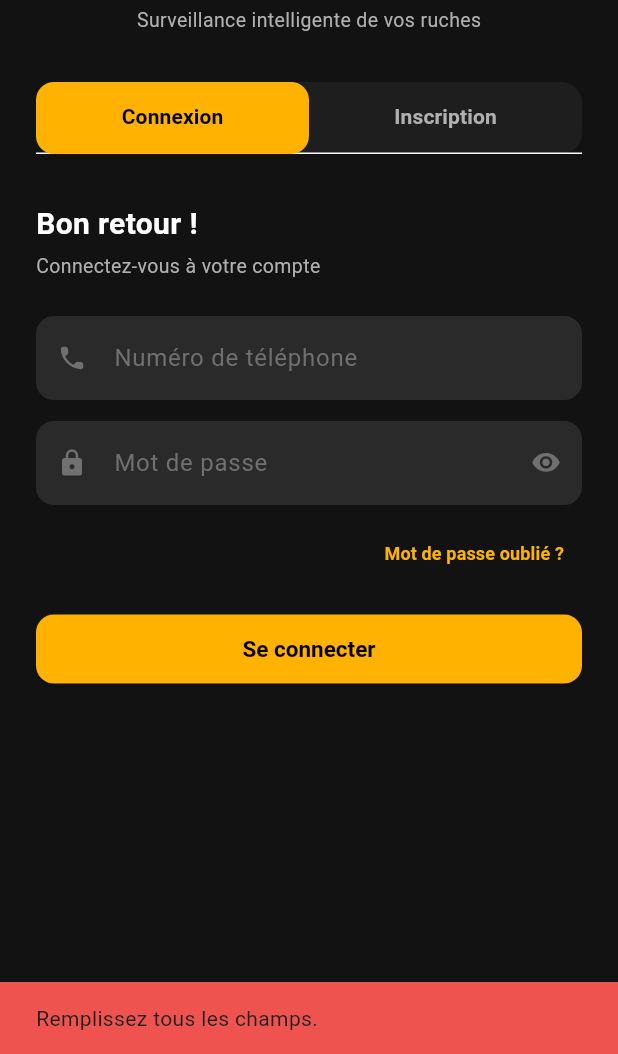
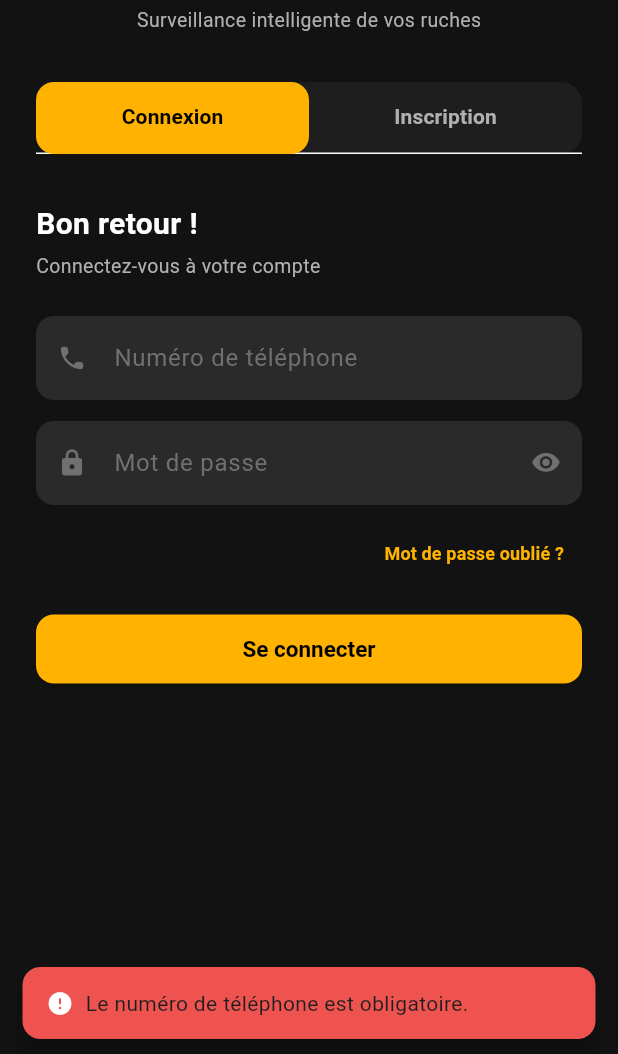
Before and after one commit to oussama-grami/HiveSense, a Flutter app: the screen it shows after launch, scrolled down 47 dp, after a tap on "Se connecter", on a phone screen of 412 x 824 dp, the part 182-1236 px from its top. Run offline on Flutter 3.47's test engine with Material 3 defaults, Android fonts, the phone set to English and light mode, and no system bars; our stand-ins replace cloud_firestore, file_picker, firebase_auth, firebase_core, fl_chart, go_router and 1 more; accounts and stored records are empty.

Commit message:
Fixed auth

```diff
--- a/beeacoustic_app/lib/screens/auth/login_screen.dart
+++ b/beeacoustic_app/lib/screens/auth/login_screen.dart
@@ -36,10 +36,15 @@ class _LoginScreenState extends State<LoginScreen>
   ];
 
   @override
-  void initState() {
-    super.initState();
-    _tabController = TabController(length: 2, vsync: this);
-  }
+void initState() {
+  super.initState();
+  _tabController = TabController(length: 2, vsync: this);
+  // Réinitialiser l'état auth au chargement
+  WidgetsBinding.instance.addPostFrameCallback((_) {
+    final auth = context.read<ap.AuthProvider>();
+    auth.resetLoading();
+  });
+}
 
   @override
   void dispose() {
@@ -389,41 +394,60 @@ class _LoginScreenState extends State<LoginScreen>
   // ── Actions ───────────────────────────────────────────────────────────────
   Future<void> _handleLogin(ap.AuthProvider auth) async {
   auth.clearError();
+
+  if (_phoneLogin.text.trim().isEmpty) {
+    _showError('Le numéro de téléphone est obligatoire.');
+    return;
+  }
+  if (_passwordLogin.text.isEmpty) {
+    _showError('Le mot de passe est obligatoire.');
+    return;
+  }
+
   final raw   = _phoneLogin.text.trim()
       .replaceAll(' ', '')
       .replaceAll('-', '');
   final phone = raw.startsWith('+') ? raw : '+216$raw';
-  final password = _passwordLogin.text.trim();
 
   print('Numéro login : "$phone"');
 
-  if (raw.isEmpty || password.isEmpty) {
-    ScaffoldMessenger.of(context).showSnackBar(
-      const SnackBar(
-        content: Text('Remplissez tous les champs.'),
-        backgroundColor: AppColors.error,
-      ),
-    );
-    return;
-  }
-
-  final ok = await auth.login(phone, password);
+  final ok = await auth.login(phone, _passwordLogin.text.trim());
   if (ok && mounted) {
     await auth.sendOTP(phone);
-    if (mounted) context.go('/otp?phone=$phone&mode=login');
+    if (mounted) context.go('/otp?phone=${Uri.encodeComponent(phone)}&mode=login');
   }
 }
 
 Future<void> _handleRegister(ap.AuthProvider auth) async {
   auth.clearError();
 
+  // Validation des champs
+  if (_firstName.text.trim().isEmpty) {
+    _showError('Le prénom est obligatoire.');
+    return;
+  }
+  if (_lastName.text.trim().isEmpty) {
+    _showError('Le nom est obligatoire.');
+    return;
+  }
+  if (_phoneRegister.text.trim().isEmpty) {
+    _showError('Le numéro de téléphone est obligatoire.');
+    return;
+  }
+  if (_phoneRegister.text.trim().replaceAll(' ', '').length < 8) {
+    _showError('Le numéro doit contenir au moins 8 chiffres.');
+    return;
+  }
+  if (_passwordRegister.text.isEmpty) {
+    _showError('Le mot de passe est obligatoire.');
+    return;
+  }
+  if (_passwordRegister.text.length < 6) {
+    _showError('Le mot de passe doit contenir au moins 6 caractères.');
+    return;
+  }
   if (_passwordRegister.text != _confirmPassword.text) {
-    ScaffoldMessenger.of(context).showSnackBar(
-      const SnackBar(
-        content: Text('Les mots de passe ne correspondent pas.'),
-        backgroundColor: AppColors.error,
-      ),
-    );
+    _showError('Les mots de passe ne correspondent pas.');
     return;
   }
 
@@ -434,17 +458,36 @@ Future<void> _handleRegister(ap.AuthProvider auth) async {
 
   print('Numéro inscription : "$phone"');
 
-  final ok = await auth.sendOTP(phone);
+  final ok = await auth.sendOTP(phone, checkExisting: true);
   if (ok && mounted) {
     context.go(
       '/otp'
       '?phone=${Uri.encodeComponent(phone)}'
       '&mode=register'
-      '&firstName=${Uri.encodeComponent(_firstName.text)}'
-      '&lastName=${Uri.encodeComponent(_lastName.text)}'
+      '&firstName=${Uri.encodeComponent(_firstName.text.trim())}'
+      '&lastName=${Uri.encodeComponent(_lastName.text.trim())}'
       '&password=${Uri.encodeComponent(_passwordRegister.text)}'
       '&role=${Uri.encodeComponent(_selectedRole)}',
     );
   }
 }
+
+void _showError(String message) {
+  ScaffoldMessenger.of(context).showSnackBar(
+    SnackBar(
+      content: Row(
+        children: [
+          const Icon(Icons.error_rounded,
+              color: Colors.white, size: 18),
+          const SizedBox(width: 8),
+          Expanded(child: Text(message)),
+        ],
+      ),
+      backgroundColor: AppColors.error,
+      behavior: SnackBarBehavior.floating,
+      shape: RoundedRectangleBorder(
+          borderRadius: BorderRadius.circular(12)),
+    ),
+  );
 }
+}
```
Also changed, not shown: beeacoustic_app/lib/providers/auth_provider.dart (+36 -9 lines), beeacoustic_app/lib/providers/hive_provider.dart (+15 -7 lines), 1 other file.
